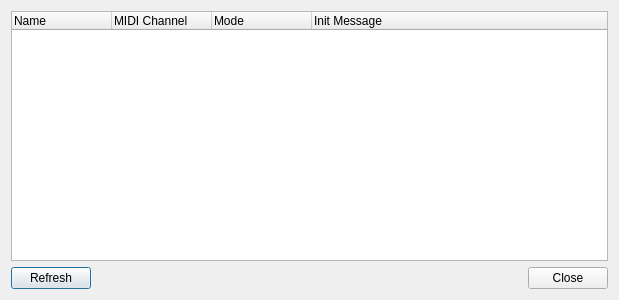
mcallegari/qlcplus, file plugins/midi/src/common/configuremidiplugin.ui: the form before one commit.
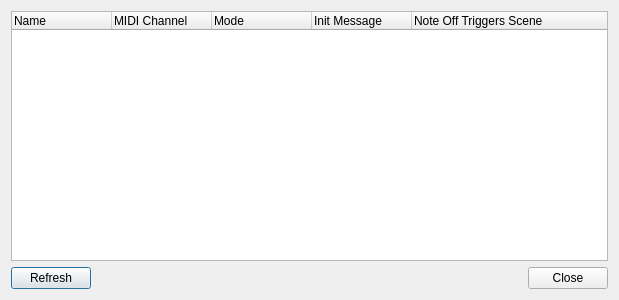
The form after the commit.

Commit message: Add MIDI Note Off Triggers Scene behaviour

What changed in the file:
```diff
--- a/plugins/midi/src/common/configuremidiplugin.ui
+++ b/plugins/midi/src/common/configuremidiplugin.ui
@@ -81,6 +81,11 @@
        <string>Init Message</string>
       </property>
      </column>
+     <column>
+      <property name="text">
+       <string>Note Off Triggers Scene</string>
+      </property>
+     </column>
     </widget>
    </item>
   </layout>
```
The commit also changes 11 other files.
